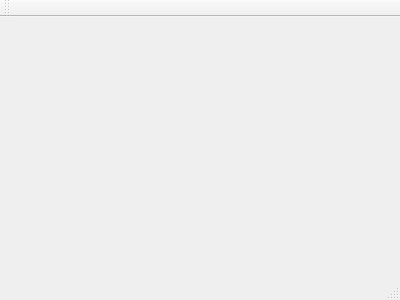
Old version of the form server/mainwindow.ui in the repository dyzsr/se2019hotel.
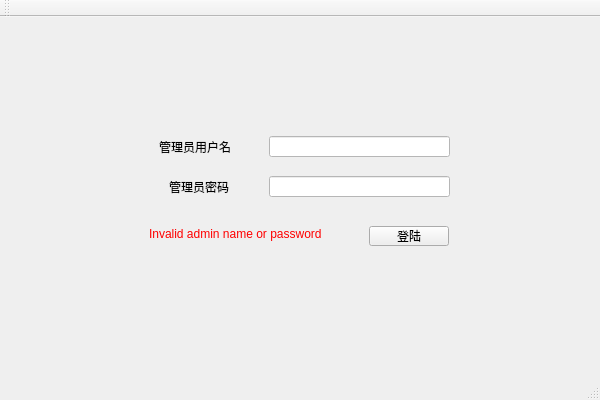
New version of the form. The open tabs and pages were chosen to show the change.

```diff
--- a/server/mainwindow.ui
+++ b/server/mainwindow.ui
@@ -1,24 +1,159 @@
 <ui version="4.0">
  <class>MainWindow</class>
- <widget class="QMainWindow" name="MainWindow" >
-  <property name="geometry" >
+ <widget class="QMainWindow" name="MainWindow">
+  <property name="geometry">
    <rect>
     <x>0</x>
     <y>0</y>
-    <width>400</width>
-    <height>300</height>
+    <width>600</width>
+    <height>400</height>
    </rect>
   </property>
-  <property name="windowTitle" >
+  <property name="sizePolicy">
+   <sizepolicy hsizetype="Minimum" vsizetype="Minimum">
+    <horstretch>0</horstretch>
+    <verstretch>0</verstretch>
+   </sizepolicy>
+  </property>
+  <property name="windowTitle">
    <string>MainWindow</string>
   </property>
-  <widget class="QMenuBar" name="menuBar" />
-  <widget class="QToolBar" name="mainToolBar" />
-  <widget class="QWidget" name="centralWidget" />
-  <widget class="QStatusBar" name="statusBar" />
+  <widget class="QWidget" name="centralWidget">
+   <widget class="QStackedWidget" name="stackedWidget">
+    <property name="geometry">
+     <rect>
+      <x>-1</x>
+      <y>-1</y>
+      <width>601</width>
+      <height>361</height>
+     </rect>
+    </property>
+    <property name="currentIndex">
+     <number>1</number>
+    </property>
+    <widget class="QWidget" name="page">
+     <widget class="QPushButton" name="bt_signIn">
+      <property name="geometry">
+       <rect>
+        <x>370</x>
+        <y>210</y>
+        <width>80</width>
+        <height>20</height>
+       </rect>
+      </property>
+      <property name="text">
+       <string>登陆</string>
+      </property>
+     </widget>
+     <widget class="QLabel" name="lb_adminname">
+      <property name="geometry">
+       <rect>
+        <x>160</x>
+        <y>120</y>
+        <width>81</width>
+        <height>21</height>
+       </rect>
+      </property>
+      <property name="text">
+       <string>管理员用户名</string>
+      </property>
+     </widget>
+     <widget class="QLineEdit" name="edit_adminpswd">
+      <property name="geometry">
+       <rect>
+        <x>270</x>
+        <y>160</y>
+        <width>181</width>
+        <height>21</height>
+       </rect>
+      </property>
+      <property name="styleSheet">
+       <string notr="true">background-color: #ffffff;
+color: #000000;</string>
+      </property>
+     </widget>
+     <widget class="QLineEdit" name="edit_adminname">
+      <property name="geometry">
+       <rect>
+        <x>270</x>
+        <y>120</y>
+        <width>181</width>
+        <height>21</height>
+       </rect>
+      </property>
+      <property name="styleSheet">
+       <string notr="true">background-color: #ffffff;
+color: #000000;</string>
+      </property>
+     </widget>
+     <widget class="QLabel" name="lb_adminpswd">
+      <property name="geometry">
+       <rect>
+        <x>170</x>
+        <y>160</y>
+        <width>81</width>
+        <height>21</height>
+       </rect>
+      </property>
+      <property name="text">
+       <string>管理员密码</string>
+      </property>
+     </widget>
+     <widget class="QLabel" name="lb_verdict">
+      <property name="geometry">
+       <rect>
+        <x>150</x>
+        <y>210</y>
+        <width>191</width>
+        <height>16</height>
+       </rect>
+      </property>
+      <property name="styleSheet">
+       <string notr="true">color: #ff0000</string>
+      </property>
+      <property name="text">
+       <string>Invalid admin name or password</string>
+      </property>
+     </widget>
+    </widget>
+    <widget class="QWidget" name="page_2">
+     <widget class="QPushButton" name="bt_back">
+      <property name="geometry">
+       <rect>
+        <x>40</x>
+        <y>30</y>
+        <width>80</width>
+        <height>20</height>
+       </rect>
+      </property>
+      <property name="text">
+       <string>返回</string>
+      </property>
+     </widget>
+    </widget>
+   </widget>
+  </widget>
+  <widget class="QMenuBar" name="menuBar">
+   <property name="geometry">
+    <rect>
+     <x>0</x>
+     <y>0</y>
+     <width>600</width>
+     <height>22</height>
+    </rect>
+   </property>
+  </widget>
+  <widget class="QToolBar" name="mainToolBar">
+   <attribute name="toolBarArea">
+    <enum>TopToolBarArea</enum>
+   </attribute>
+   <attribute name="toolBarBreak">
+    <bool>false</bool>
+   </attribute>
+  </widget>
+  <widget class="QStatusBar" name="statusBar"/>
  </widget>
- <layoutDefault spacing="6" margin="11" />
- <pixmapfunction></pixmapfunction>
+ <layoutdefault spacing="6" margin="11"/>
  <resources/>
  <connections/>
 </ui>
```
Left out of the diff: 1 changed line with no effect on the pictures.
